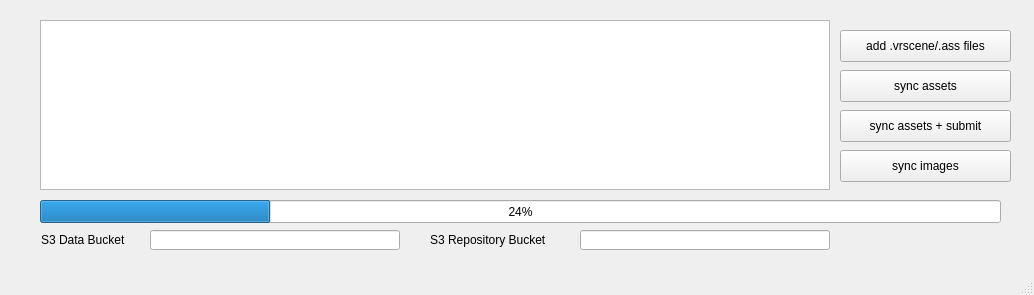
The window that opencloudrender/ui/ocrSubmit.ui (ultra-sonic/opencloudrender) describes before a commit, drawn with Qt 5.
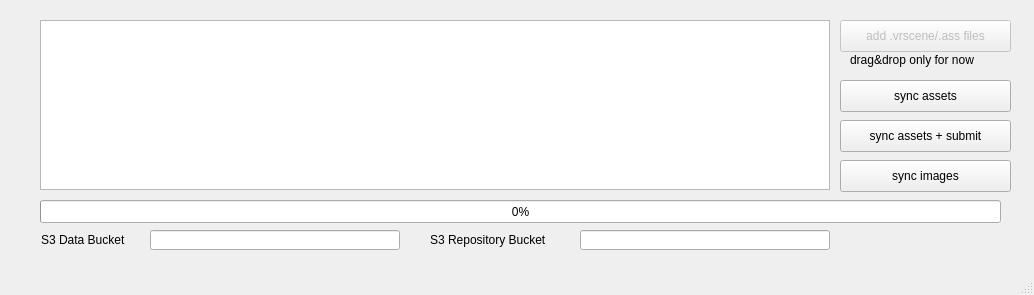
The same window after the commit.

Commit message: ui evolving - drag&drop and sync button working

```diff
--- a/opencloudrender/ui/ocrSubmit.ui
+++ b/opencloudrender/ui/ocrSubmit.ui
@@ -31,7 +31,7 @@
     <property name="geometry">
      <rect>
       <x>840</x>
-      <y>110</y>
+      <y>120</y>
       <width>171</width>
       <height>32</height>
      </rect>
@@ -44,7 +44,7 @@
     <property name="geometry">
      <rect>
       <x>840</x>
-      <y>70</y>
+      <y>80</y>
       <width>171</width>
       <height>32</height>
      </rect>
@@ -57,7 +57,7 @@
     <property name="geometry">
      <rect>
       <x>840</x>
-      <y>150</y>
+      <y>160</y>
       <width>171</width>
       <height>32</height>
      </rect>
@@ -67,10 +67,13 @@
     </property>
    </widget>
    <widget class="QPushButton" name="addScenesButton">
+    <property name="enabled">
+     <bool>false</bool>
+    </property>
     <property name="geometry">
      <rect>
       <x>840</x>
-      <y>30</y>
+      <y>20</y>
       <width>171</width>
       <height>32</height>
      </rect>
@@ -109,7 +112,7 @@
      </rect>
     </property>
     <property name="value">
-     <number>24</number>
+     <number>0</number>
     </property>
    </widget>
    <widget class="QLabel" name="dataBucketNameLabel">
@@ -138,6 +141,19 @@
      <string>S3 Repository Bucket</string>
     </property>
    </widget>
+   <widget class="QLabel" name="dragDropLabel">
+    <property name="geometry">
+     <rect>
+      <x>850</x>
+      <y>50</y>
+      <width>151</width>
+      <height>20</height>
+     </rect>
+    </property>
+    <property name="text">
+     <string>drag&amp;drop only for now</string>
+    </property>
+   </widget>
   </widget>
   <widget class="QMenuBar" name="menubar">
    <property name="geometry">
```
Left out of the diff: 5 changed lines with no effect on the pictures. The commit also changes 2 other files.
